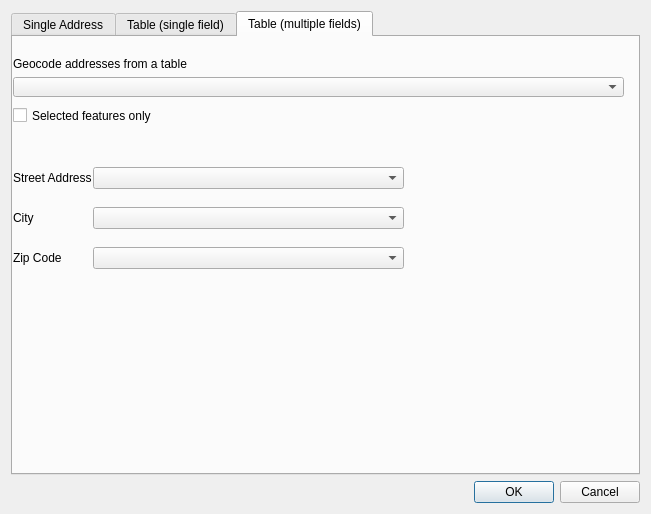
The window that nys_geocoder_dialog_base.ui (kgjenkins/nys-geocoder) describes before a commit, drawn with Qt 5.
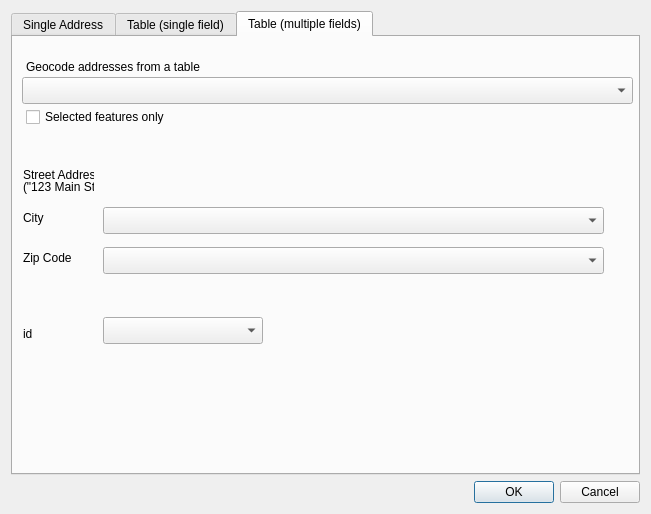
The same window after the commit. The open tabs and pages were chosen to show the change. Custom widgets are drawn as their Qt base class.

Commit message: select fields from table

The edit to the form file:
```diff
--- a/nys_geocoder_dialog_base.ui
+++ b/nys_geocoder_dialog_base.ui
@@ -19,7 +19,7 @@
      <item>
       <widget class="QTabWidget" name="tabWidget">
        <property name="currentIndex">
-        <number>0</number>
+        <number>1</number>
        </property>
        <widget class="QWidget" name="single">
         <attribute name="title">
@@ -28,10 +28,10 @@
         <widget class="QLabel" name="addressLabel">
          <property name="geometry">
           <rect>
-           <x>0</x>
+           <x>10</x>
            <y>20</y>
-           <width>631</width>
-           <height>13</height>
+           <width>621</width>
+           <height>20</height>
           </rect>
          </property>
          <property name="text">
@@ -41,9 +41,9 @@
         <widget class="QLineEdit" name="singleAddress">
          <property name="geometry">
           <rect>
-           <x>0</x>
-           <y>60</y>
-           <width>611</width>
+           <x>10</x>
+           <y>40</y>
+           <width>601</width>
            <height>20</height>
           </rect>
          </property>
@@ -56,23 +56,13 @@
         <attribute name="title">
          <string>Table (single field)</string>
         </attribute>
-        <widget class="QLineEdit" name="expression">
-         <property name="geometry">
-          <rect>
-           <x>0</x>
-           <y>140</y>
-           <width>611</width>
-           <height>20</height>
-          </rect>
-         </property>
-        </widget>
         <widget class="QLabel" name="label_3">
          <property name="geometry">
           <rect>
-           <x>0</x>
+           <x>13</x>
            <y>20</y>
-           <width>624</width>
-           <height>13</height>
+           <width>611</width>
+           <height>20</height>
           </rect>
          </property>
          <property name="text">
@@ -82,10 +72,10 @@
         <widget class="QLabel" name="label_4">
          <property name="geometry">
           <rect>
-           <x>0</x>
+           <x>13</x>
            <y>120</y>
-           <width>624</width>
-           <height>13</height>
+           <width>611</width>
+           <height>20</height>
           </rect>
          </property>
          <property name="text">
@@ -95,26 +85,59 @@
         <widget class="QCheckBox" name="selectedOnly">
          <property name="geometry">
           <rect>
-           <x>0</x>
+           <x>13</x>
            <y>70</y>
-           <width>624</width>
-           <height>17</height>
+           <width>611</width>
+           <height>20</height>
           </rect>
          </property>
          <property name="text">
           <string>Selected features only</string>
          </property>
         </widget>
-        <widget class="QComboBox" name="inputLayer">
+        <widget class="QgsMapLayerComboBox" name="inputLayer">
          <property name="geometry">
           <rect>
-           <x>0</x>
+           <x>9</x>
            <y>40</y>
            <width>611</width>
-           <height>20</height>
+           <height>27</height>
           </rect>
          </property>
         </widget>
+        <widget class="QgsFieldExpressionWidget" name="expression">
+         <property name="geometry">
+          <rect>
+           <x>10</x>
+           <y>140</y>
+           <width>611</width>
+           <height>27</height>
+          </rect>
+         </property>
+        </widget>
+        <widget class="QgsFieldComboBox" name="idField">
+         <property name="geometry">
+          <rect>
+           <x>100</x>
+           <y>250</y>
+           <width>160</width>
+           <height>27</height>
+          </rect>
+         </property>
+        </widget>
+        <widget class="QLabel" name="label_9">
+         <property name="geometry">
+          <rect>
+           <x>20</x>
+           <y>260</y>
+           <width>47</width>
+           <height>13</height>
+          </rect>
+         </property>
+         <property name="text">
+          <string>id</string>
+         </property>
+        </widget>
        </widget>
        <widget class="QWidget" name="tableMulti">
         <attribute name="title">
@@ -123,56 +146,36 @@
         <widget class="QLabel" name="label_5">
          <property name="geometry">
           <rect>
-           <x>0</x>
+           <x>13</x>
            <y>20</y>
-           <width>624</width>
-           <height>13</height>
-          </rect>
-         </property>
-         <property name="text">
-          <string>Geocode addresses from a table</string>
-         </property>
-        </widget>
-        <widget class="QComboBox" name="inputLayer_2">
-         <property name="geometry">
-          <rect>
-           <x>0</x>
-           <y>40</y>
            <width>611</width>
            <height>20</height>
           </rect>
          </property>
+         <property name="text">
+          <string>Geocode addresses from a table</string>
+         </property>
         </widget>
         <widget class="QCheckBox" name="selectedOnly_2">
          <property name="geometry">
           <rect>
-           <x>0</x>
+           <x>13</x>
            <y>70</y>
-           <width>624</width>
-           <height>17</height>
+           <width>611</width>
+           <height>20</height>
           </rect>
          </property>
          <property name="text">
           <string>Selected features only</string>
          </property>
         </widget>
-        <widget class="QComboBox" name="street">
-         <property name="geometry">
-          <rect>
-           <x>80</x>
-           <y>130</y>
-           <width>311</width>
-           <height>22</height>
-          </rect>
-         </property>
-        </widget>
         <widget class="QLabel" name="label">
          <property name="geometry">
           <rect>
-           <x>0</x>
+           <x>10</x>
            <y>130</y>
-           <width>81</width>
-           <height>21</height>
+           <width>71</width>
+           <height>16</height>
           </rect>
          </property>
          <property name="text">
@@ -182,9 +185,9 @@
         <widget class="QLabel" name="label_2">
          <property name="geometry">
           <rect>
-           <x>0</x>
+           <x>10</x>
            <y>170</y>
-           <width>71</width>
+           <width>61</width>
            <height>21</height>
           </rect>
          </property>
@@ -192,22 +195,12 @@
           <string>City</string>
          </property>
         </widget>
-        <widget class="QComboBox" name="city">
-         <property name="geometry">
-          <rect>
-           <x>80</x>
-           <y>170</y>
-           <width>311</width>
-           <height>22</height>
-          </rect>
-         </property>
-        </widget>
         <widget class="QLabel" name="label_6">
          <property name="geometry">
           <rect>
-           <x>0</x>
+           <x>10</x>
            <y>210</y>
-           <width>71</width>
+           <width>61</width>
            <height>21</height>
           </rect>
          </property>
@@ -215,16 +208,82 @@
           <string>Zip Code</string>
          </property>
         </widget>
-        <widget class="QComboBox" name="zip">
+        <widget class="QgsMapLayerComboBox" name="inputLayer_2">
          <property name="geometry">
           <rect>
-           <x>80</x>
+           <x>9</x>
+           <y>40</y>
+           <width>611</width>
+           <height>27</height>
+          </rect>
+         </property>
+        </widget>
+        <widget class="QgsFieldExpressionWidget" name="street">
+         <property name="geometry">
+          <rect>
+           <x>90</x>
+           <y>130</y>
+           <width>531</width>
+           <height>27</height>
+          </rect>
+         </property>
+        </widget>
+        <widget class="QgsFieldComboBox" name="city">
+         <property name="geometry">
+          <rect>
+           <x>90</x>
+           <y>170</y>
+           <width>501</width>
+           <height>27</height>
+          </rect>
+         </property>
+        </widget>
+        <widget class="QgsFieldComboBox" name="zip">
+         <property name="geometry">
+          <rect>
+           <x>90</x>
            <y>210</y>
-           <width>311</width>
-           <height>22</height>
+           <width>501</width>
+           <height>27</height>
           </rect>
          </property>
         </widget>
+        <widget class="QLabel" name="label_7">
+         <property name="geometry">
+          <rect>
+           <x>10</x>
+           <y>140</y>
+           <width>71</width>
+           <height>20</height>
+          </rect>
+         </property>
+         <property name="text">
+          <string>(&quot;123 Main St&quot;)</string>
+         </property>
+        </widget>
+        <widget class="QgsFieldComboBox" name="idField_2">
+         <property name="geometry">
+          <rect>
+           <x>90</x>
+           <y>280</y>
+           <width>160</width>
+           <height>27</height>
+          </rect>
+         </property>
+        </widget>
+        <widget class="QLabel" name="label_8">
+         <property name="geometry">
+          <rect>
+           <x>10</x>
+           <y>290</y>
+           <width>47</width>
+           <height>13</height>
+          </rect>
+         </property>
+         <property name="text">
+          <string>id</string>
+         </property>
+        </widget>
        </widget>
       </widget>
      </item>
@@ -242,6 +301,23 @@
    </item>
   </layout>
  </widget>
+ <customwidgets>
+  <customwidget>
+   <class>QgsFieldComboBox</class>
+   <extends>QComboBox</extends>
+   <header>qgsfieldcombobox.h</header>
+  </customwidget>
+  <customwidget>
+   <class>QgsFieldExpressionWidget</class>
+   <extends>QWidget</extends>
+   <header>qgsfieldexpressionwidget.h</header>
+  </customwidget>
+  <customwidget>
+   <class>QgsMapLayerComboBox</class>
+   <extends>QComboBox</extends>
+   <header>qgsmaplayercombobox.h</header>
+  </customwidget>
+ </customwidgets>
  <resources/>
  <connections>
   <connection>
```
The commit also changes 6 other files.
